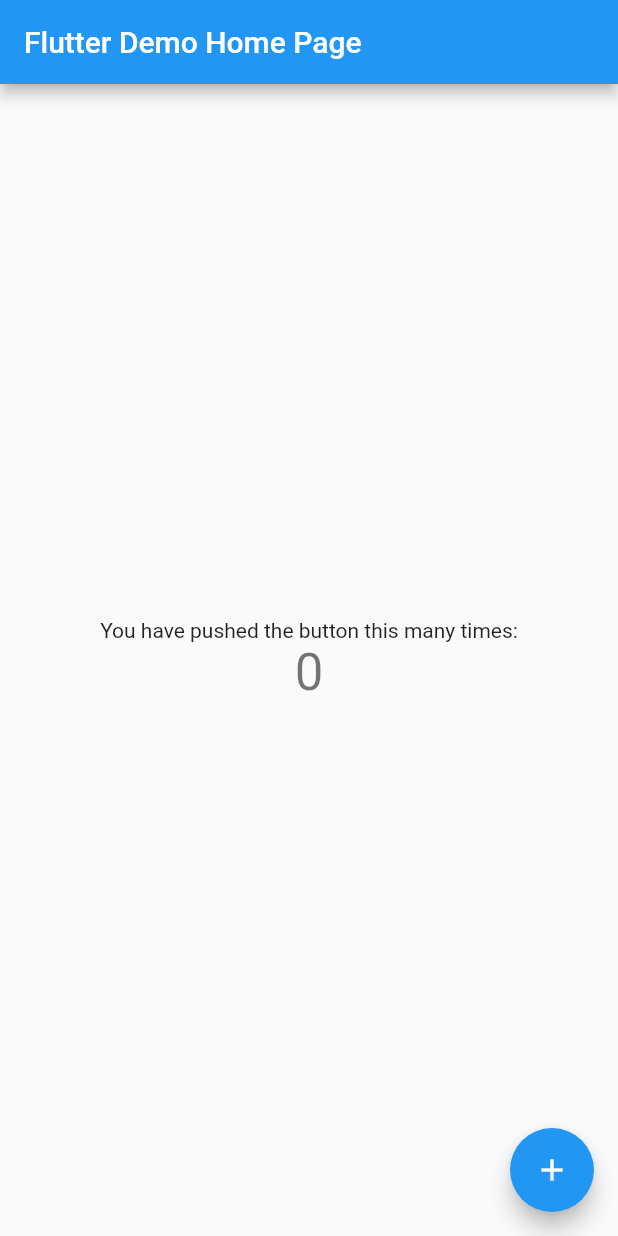
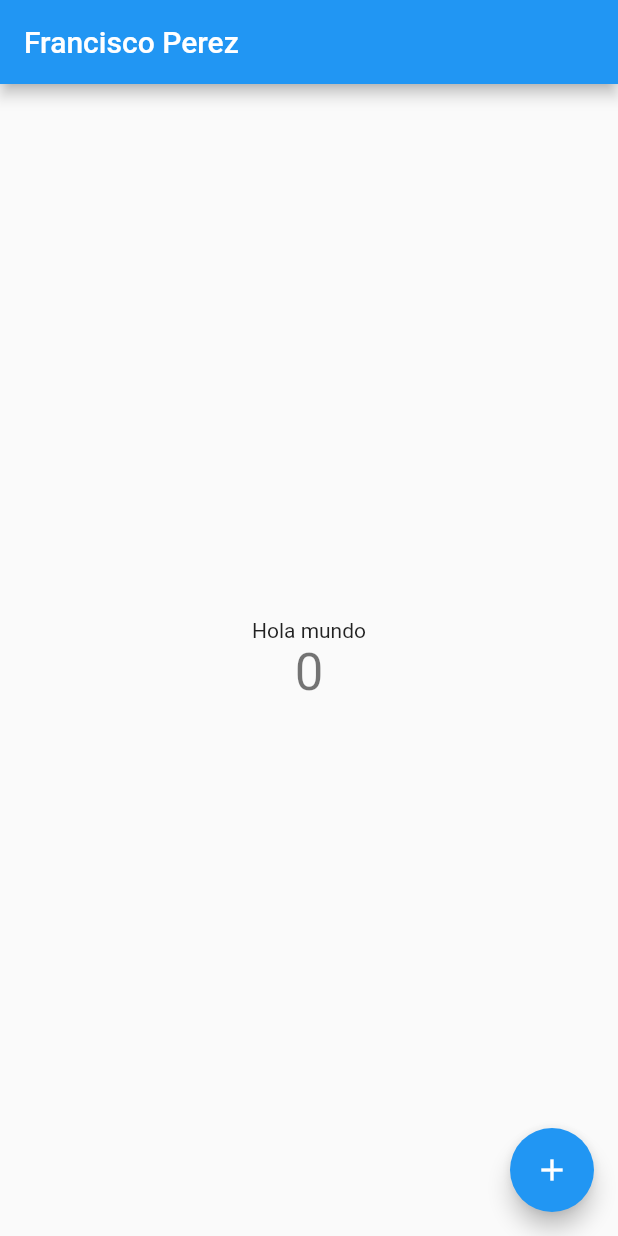
Before and after one commit to FranciscoPerez18/flutter_HolaMundo, a Flutter app: the screen it shows after launch, on a phone screen of 412 x 824 dp. Run offline on Flutter 3.47's test engine with Material 2 defaults, Android fonts, the phone set to English and light mode, and no system bars.

Commit message:
2do commit

```diff
--- a/lib/main.dart
+++ b/lib/main.dart
@@ -13,34 +13,15 @@ class MyApp extends StatelessWidget {
     return MaterialApp(
       title: 'Flutter Demo',
       theme: ThemeData(
-        // This is the theme of your application.
-        //
-        // Try running your application with "flutter run". You'll see the
-        // application has a blue toolbar. Then, without quitting the app, try
-        // changing the primarySwatch below to Colors.green and then invoke
-        // "hot reload" (press "r" in the console where you ran "flutter run",
-        // or simply save your changes to "hot reload" in a Flutter IDE).
-        // Notice that the counter didn't reset back to zero; the application
-        // is not restarted.
         primarySwatch: Colors.blue,
       ),
-      home: const MyHomePage(title: 'Flutter Demo Home Page'),
+      home: const MyHomePage(title: 'Francisco Perez'),
     );
   }
 }
 
 class MyHomePage extends StatefulWidget {
   const MyHomePage({super.key, required this.title});
-
-  // This widget is the home page of your application. It is stateful, meaning
-  // that it has a State object (defined below) that contains fields that affect
-  // how it looks.
-
-  // This class is the configuration for the state. It holds the values (in this
-  // case the title) provided by the parent (in this case the App widget) and
-  // used by the build method of the State. Fields in a Widget subclass are
-  // always marked "final".
-
   final String title;
 
   @override
@@ -52,51 +33,22 @@ class _MyHomePageState extends State<MyHomePage> {
 
   void _incrementCounter() {
     setState(() {
-      // This call to setState tells the Flutter framework that something has
-      // changed in this State, which causes it to rerun the build method below
-      // so that the display can reflect the updated values. If we changed
-      // _counter without calling setState(), then the build method would not be
-      // called again, and so nothing would appear to happen.
       _counter++;
     });
   }
 
   @override
   Widget build(BuildContext context) {
-    // This method is rerun every time setState is called, for instance as done
-    // by the _incrementCounter method above.
-    //
-    // The Flutter framework has been optimized to make rerunning build methods
-    // fast, so that you can just rebuild anything that needs updating rather
-    // than having to individually change instances of widgets.
     return Scaffold(
       appBar: AppBar(
-        // Here we take the value from the MyHomePage object that was created by
-        // the App.build method, and use it to set our appbar title.
         title: Text(widget.title),
       ),
       body: Center(
-        // Center is a layout widget. It takes a single child and positions it
-        // in the middle of the parent.
         child: Column(
-          // Column is also a layout widget. It takes a list of children and
-          // arranges them vertically. By default, it sizes itself to fit its
-          // children horizontally, and tries to be as tall as its parent.
-          //
-          // Invoke "debug painting" (press "p" in the console, choose the
-          // "Toggle Debug Paint" action from the Flutter Inspector in Android
-          // Studio, or the "Toggle Debug Paint" command in Visual Studio Code)
-          // to see the wireframe for each widget.
-          //
-          // Column has various properties to control how it sizes itself and
-          // how it positions its children. Here we use mainAxisAlignment to
-          // center the children vertically; the main axis here is the vertical
-          // axis because Columns are vertical (the cross axis would be
-          // horizontal).
           mainAxisAlignment: MainAxisAlignment.center,
           children: <Widget>[
             const Text(
-              'You have pushed the button this many times:',
+              'Hola mundo',
             ),
             Text(
               '$_counter',
```
